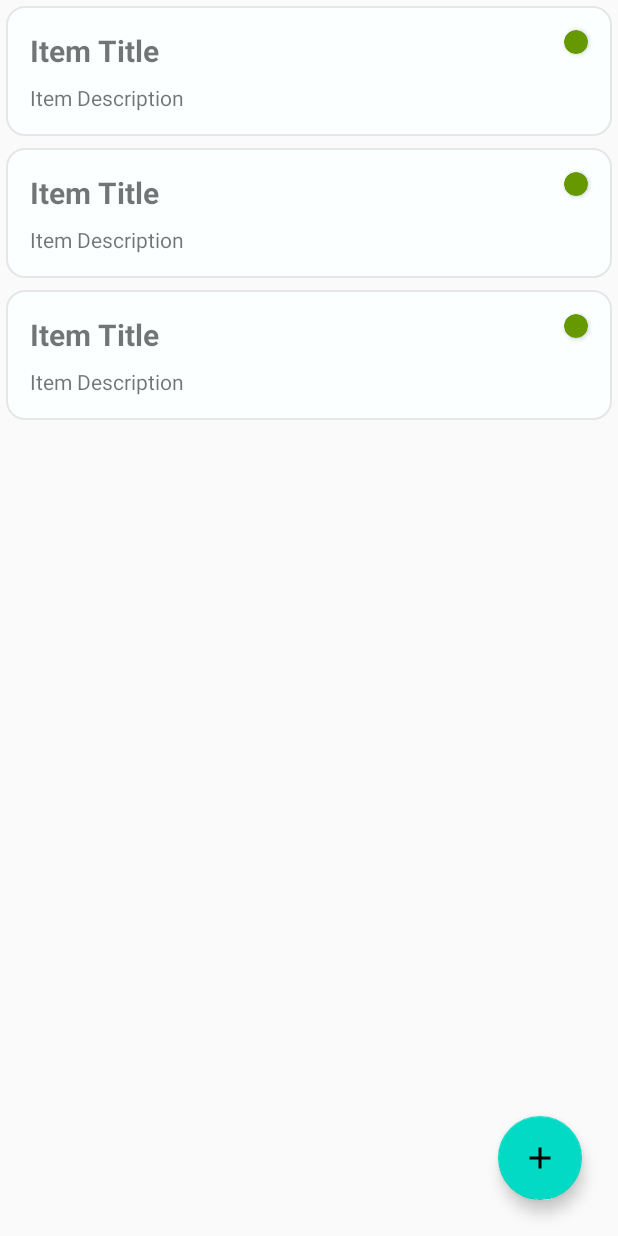
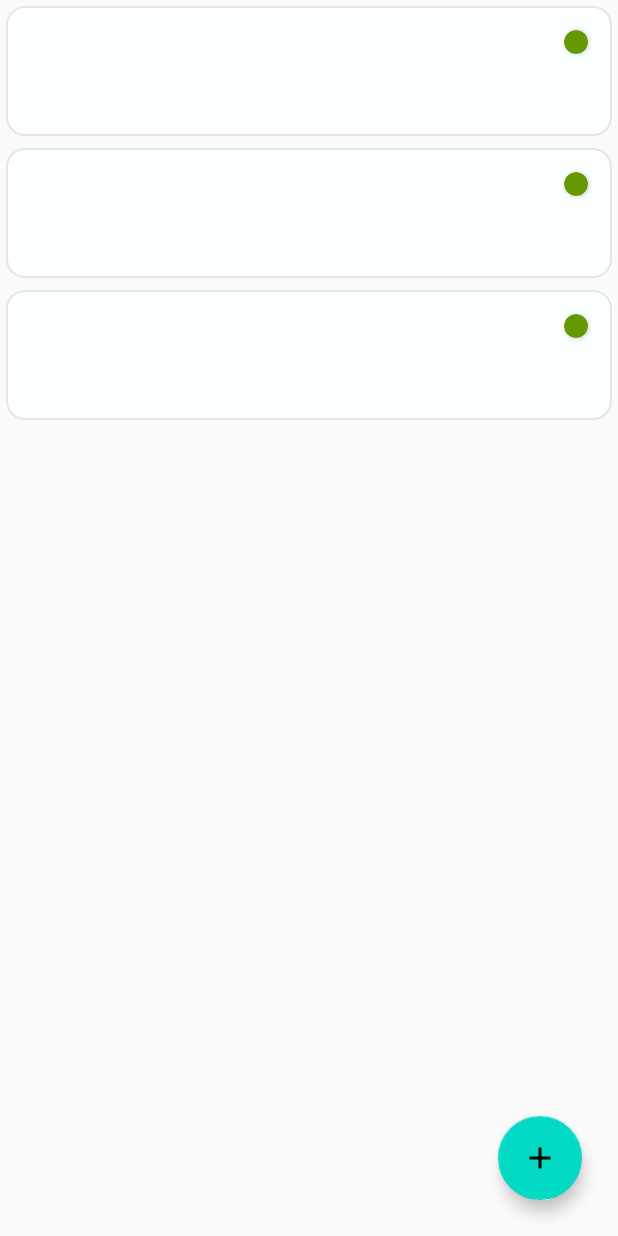
Before and after one commit to mustaphaattah/ToDo-List-App, an Android app: the layout fragment_home.xml on its own in the app's theme, with its tools: preview values and no code run, on a phone screen of 412 x 824 dp. Run offline under Robolectric (Android 15) with nearby library versions, the phone set to English and light mode, and no system bars.

```diff
--- a/app/src/main/java/com/mtah/todolist/fragments/AddFragment.kt
+++ b/app/src/main/java/com/mtah/todolist/fragments/AddFragment.kt
@@ -5,12 +5,10 @@ import android.view.*
 import android.widget.Toast
 import androidx.fragment.app.Fragment
 import androidx.fragment.app.viewModels
-import androidx.lifecycle.ViewModelProvider
 import androidx.navigation.fragment.findNavController
 import com.mtah.todolist.R
 import com.mtah.todolist.SharedViewModel
 import com.mtah.todolist.backend.ToDoViewModel
-import com.mtah.todolist.backend.models.Priority
 import com.mtah.todolist.backend.models.ToDo
 import kotlinx.android.synthetic.main.fragment_add.*
 import kotlinx.android.synthetic.main.fragment_add.view.*
--- a/app/src/main/java/com/mtah/todolist/fragments/UpdateFragment.kt
+++ b/app/src/main/java/com/mtah/todolist/fragments/UpdateFragment.kt
@@ -39,11 +39,6 @@ class UpdateFragment : Fragment(){
         setHasOptionsMenu(true)
 
         binding.prioritiesSpinner.onItemSelectedListener = sharedViewModel.spinnerListener
-
-//        view.title_et.setText(args.todoItem.title)
-//        view.description_et.setText(args.todoItem.description)
-//        view.priorities_spinner.setSelection(sharedViewModel.priorityToInt(args.todoItem.priority))
-//        view.priorities_spinner.onItemSelectedListener = sharedViewModel.spinnerListener
 
         return binding.root
     }
--- a/app/src/main/res/layout/activity_main.xml
+++ b/app/src/main/res/layout/activity_main.xml
@@ -9,8 +9,8 @@
 
     <fragment
             android:name="androidx.navigation.fragment.NavHostFragment"
-            android:layout_width="match_parent"
-            android:layout_height="match_parent" app:navGraph="@navigation/app_nav" app:defaultNavHost="true"
+            android:layout_width="match_parent" android:layout_height="match_parent"
+            app:navGraph="@navigation/app_nav" app:defaultNavHost="true"
             android:id="@+id/nav_fragment" app:layout_constraintStart_toStartOf="parent"
             app:layout_constraintTop_toTopOf="parent" app:layout_constraintEnd_toEndOf="parent"
             app:layout_constraintBottom_toBottomOf="parent"/>
--- a/app/src/main/res/layout/layout_row.xml
+++ b/app/src/main/res/layout/layout_row.xml
@@ -1,7 +1,9 @@
 <?xml version="1.0" encoding="utf-8"?>
 <layout xmlns:android="http://schemas.android.com/apk/res/android" xmlns:app="http://schemas.android.com/apk/res-auto">
     <data>
-        <variable name="toDoData" type="com.mtah.todolist.backend.models.ToDo"/>
+        <variable
+                name="toDo"
+                type="com.mtah.todolist.backend.models.ToDo"/>
     </data>
     <androidx.constraintlayout.widget.ConstraintLayout
             android:layout_width="match_parent"
@@ -12,7 +14,7 @@
                                                            android:layout_height="wrap_content"
                                                            android:id="@+id/row_bg"
                                                            android:background="@drawable/item_bg"
-
+                                                           android:navigateToUpdateFragment="@{toDo}"
                                                            app:layout_constraintTop_toTopOf="parent"
                                                            app:layout_constraintEnd_toEndOf="parent"
                                                            app:layout_constraintStart_toStartOf="parent">
@@ -25,6 +27,7 @@
                                                android:layout_marginEnd="16dp"
                                                app:cardCornerRadius="100dp"
                                                app:cardBackgroundColor="@color/green"
+                                               android:parsePriorityColor="@{toDo.priority}"
                                                app:layout_constraintTop_toTopOf="parent"
                                                app:layout_constraintEnd_toEndOf="parent"/>
 
@@ -38,7 +41,7 @@
                       android:textSize="20sp"
                       android:textStyle="bold"
                       android:maxLength="15"
-                      android:text="@string/item_title"/>
+                      android:text="@{toDo.title}"/>
             <TextView android:layout_width="0dp"
                       android:layout_height="wrap_content"
                       android:id="@+id/item_desc"
@@ -49,7 +52,7 @@
                       app:layout_constraintStart_toStartOf="@id/item_title_tv"
                       app:layout_constraintBottom_toBottomOf="parent"
                       app:layout_constraintEnd_toEndOf="parent"
-                      android:text="@string/item_description"
+                      android:text="@{toDo.description}"
                       android:maxLength="300" android:maxLines="10"/>
 
 
```
Also changed, not shown: app/src/main/java/com/mtah/todolist/fragments/BindingAdapters.kt (+24 -0 lines), app/src/main/java/com/mtah/todolist/fragments/ToDoAdapter.kt (+18 -31 lines), 1 other file.
